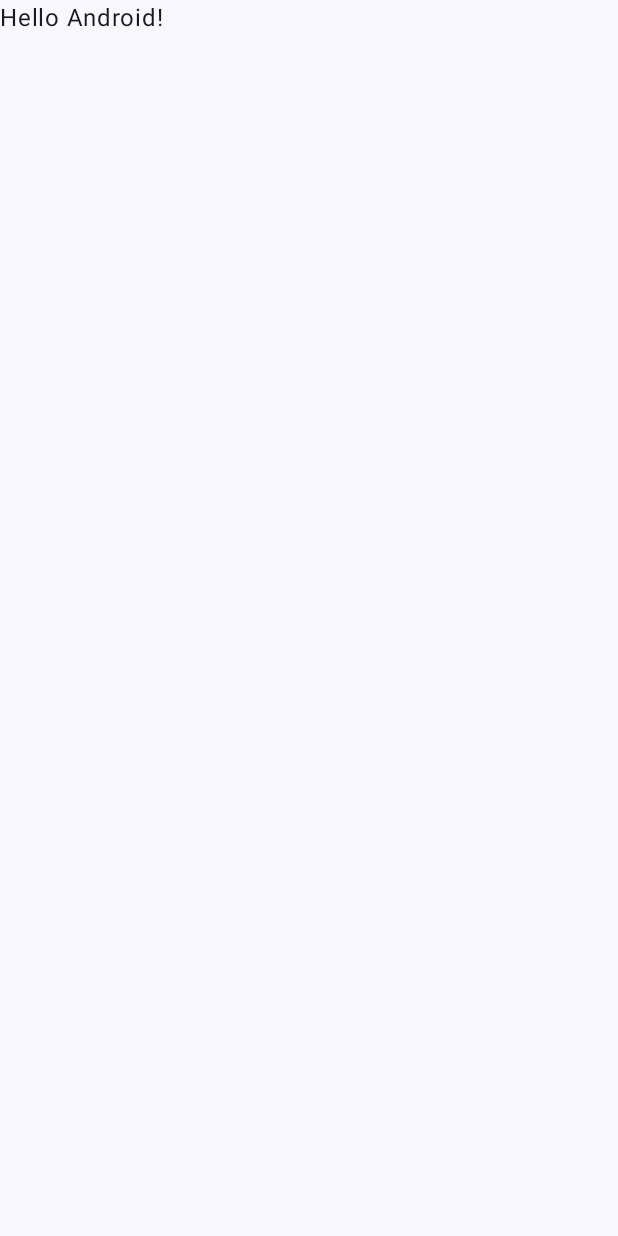
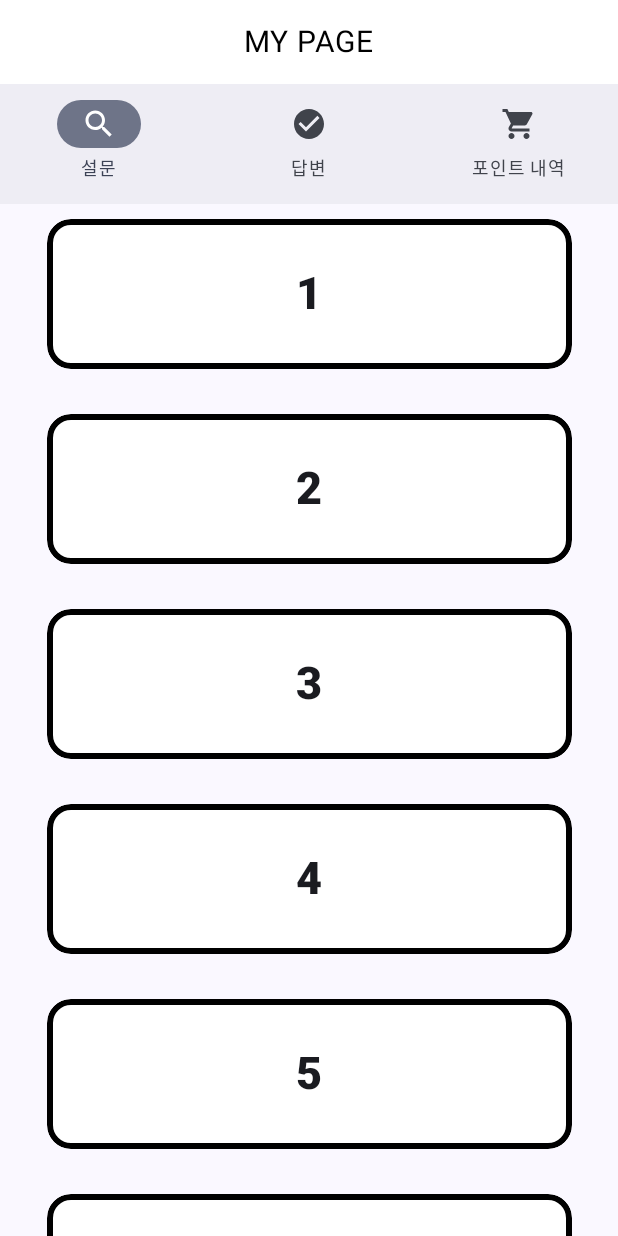
Before and after one commit to MobileProgramming-Team4/FrontEnd, an Android app built with Jetpack Compose: the screen it shows after launch (MainActivity), on a phone screen of 412 x 824 dp. Before the commit the screen is almost empty. Run offline under Robolectric (Android 15) with nearby library versions, the phone set to English and light mode, and no system bars.

Commit message:
commit covention은 한번 찾아서 읽어보세요

```diff
--- a/app/build.gradle.kts
+++ b/app/build.gradle.kts
@@ -59,6 +59,9 @@ dependencies {
     implementation(libs.androidx.ui.graphics)
     implementation(libs.androidx.ui.tooling.preview)
     implementation(libs.androidx.material3)
+    implementation(libs.androidx.lifecycle.viewmodel.compose)
+    implementation(libs.androidx.navigation.compose)
+    implementation(libs.androidx.material)
     testImplementation(libs.junit)
     androidTestImplementation(libs.androidx.junit)
     androidTestImplementation(libs.androidx.espresso.core)
--- a/app/src/main/java/com/example/mpproject/MainActivity.kt
+++ b/app/src/main/java/com/example/mpproject/MainActivity.kt
@@ -3,13 +3,14 @@ package com.example.mpproject
 import android.os.Bundle
 import androidx.activity.ComponentActivity
 import androidx.activity.compose.setContent
-import androidx.compose.foundation.layout.fillMaxSize
-import androidx.compose.material3.MaterialTheme
-import androidx.compose.material3.Surface
-import androidx.compose.material3.Text
-import androidx.compose.runtime.Composable
-import androidx.compose.ui.Modifier
-import androidx.compose.ui.tooling.preview.Preview
+import androidx.compose.material.MaterialTheme
+import androidx.compose.material.Surface
+import androidx.compose.runtime.getValue
+import androidx.compose.runtime.mutableStateOf
+import androidx.compose.runtime.remember
+import androidx.compose.runtime.setValue
+import com.example.mpproject.myPage.MyPage
+import com.example.mpproject.setting.MyTheme
 import com.example.mpproject.ui.theme.MPProjectTheme
 
 class MainActivity : ComponentActivity() {
@@ -18,29 +19,14 @@ class MainActivity : ComponentActivity() {
         setContent {
             MPProjectTheme {
                 // A surface container using the 'background' color from the theme
-                Surface(
-                    modifier = Modifier.fillMaxSize(),
-                    color = MaterialTheme.colorScheme.background
-                ) {
-                    Greeting("Android")
+                var isDarkTheme by remember { mutableStateOf(false) }
+                MyTheme(darkTheme = isDarkTheme) {
+                    Surface(color = MaterialTheme.colors.background) {
+                        //Setting(isDarkTheme) { isDarkTheme = it }
+                        MyPage()
+                    }
                 }
             }
         }
     }
 }
-
-@Composable
-fun Greeting(name: String, modifier: Modifier = Modifier) {
-    Text(
-        text = "Hello $name!",
-        modifier = modifier
-    )
-}
-
-@Preview(showBackground = true)
-@Composable
-fun GreetingPreview() {
-    MPProjectTheme {
-        Greeting("Android")
-    }
-}
--- /dev/null
+++ b/app/src/main/java/com/example/mpproject/myPage/BarItem.kt
@@ -0,0 +1,36 @@
+package com.example.mpproject.myPage
+
+import androidx.compose.material.icons.Icons
+import androidx.compose.material.icons.filled.CheckCircle
+import androidx.compose.material.icons.filled.Search
+import androidx.compose.material.icons.filled.ShoppingCart
+import androidx.compose.material.icons.outlined.CheckCircle
+import androidx.compose.material.icons.outlined.Search
+import androidx.compose.material.icons.outlined.ShoppingCart
+import androidx.compose.ui.graphics.vector.ImageVector
+
+data class BarItem (val title :String, val selectIcon: ImageVector, val onSelectedIcon :ImageVector, val route:String)
+
+object NavBarItems{
+    val BarItems = listOf(
+        BarItem(
+            title = "설문",
+            selectIcon = Icons.Default.Search,
+            onSelectedIcon = Icons.Outlined.Search,
+            route = "Quest"
+        ),
+        BarItem(
+            title = "답변",
+            selectIcon = Icons.Default.CheckCircle,
+            onSelectedIcon = Icons.Outlined.CheckCircle,
+            route = "Answer"
+        ),
+        BarItem(
+            title = "포인트 내역",
+            selectIcon = Icons.Default.ShoppingCart,
+            onSelectedIcon = Icons.Outlined.ShoppingCart,
+            route = "Point"
+        )
+
+    )
+}
--- /dev/null
+++ b/app/src/main/java/com/example/mpproject/myPage/MyPage.kt
@@ -0,0 +1,48 @@
+package com.example.mpproject.myPage
+
+import androidx.compose.foundation.ExperimentalFoundationApi
+import androidx.compose.foundation.background
+import androidx.compose.foundation.layout.Box
+import androidx.compose.foundation.layout.Column
+import androidx.compose.foundation.layout.fillMaxWidth
+import androidx.compose.foundation.layout.padding
+import androidx.compose.material3.ExperimentalMaterial3Api
+import androidx.compose.material3.Scaffold
+import androidx.compose.material3.Text
+import androidx.compose.runtime.Composable
+import androidx.compose.ui.Alignment
+import androidx.compose.ui.Modifier
+import androidx.compose.ui.graphics.Color
+import androidx.compose.ui.unit.dp
+import androidx.compose.ui.unit.sp
+import androidx.navigation.compose.rememberNavController
+
+@OptIn(ExperimentalFoundationApi::class, ExperimentalMaterial3Api::class)
+@Composable
+fun MyPage() {
+    val navController = rememberNavController()
+    Scaffold(
+        topBar = {
+            Column {
+                Box(
+                    modifier = Modifier
+                        .background(Color.White)
+                        .padding(16.dp)
+                        .fillMaxWidth(),
+                    contentAlignment = Alignment.Center
+                ) {
+                    Text(
+                        text = "MY PAGE",
+                        color = Color.Black,
+                        fontSize = 20.sp
+                    )
+                }
+                MyPageNavigationBar(navController)
+            }
+        }
+    ) { contentPadding ->
+        Column(modifier = Modifier.padding(contentPadding)) {
+            NagivationHost(navController = navController)
+        }
+    }
+}
--- /dev/null
+++ b/app/src/main/java/com/example/mpproject/myPage/MyPageNavigationBar.kt
@@ -0,0 +1,73 @@
+package com.example.mpproject.myPage
+
+import androidx.compose.foundation.ExperimentalFoundationApi
+import androidx.compose.material3.Icon
+import androidx.compose.material3.NavigationBar
+import androidx.compose.material3.NavigationBarItem
+import androidx.compose.material3.Text
+import androidx.compose.runtime.Composable
+import androidx.compose.runtime.getValue
+import androidx.navigation.NavController
+import androidx.navigation.NavGraph.Companion.findStartDestination
+import androidx.navigation.NavHostController
+import androidx.navigation.compose.NavHost
+import androidx.navigation.compose.composable
+import androidx.navigation.compose.currentBackStackEntryAsState
+
+sealed class NavRoutes (val route: String) {
+    object Quest : NavRoutes("Quest")
+    object Answer : NavRoutes("Answer")
+    object Point : NavRoutes("Point")
+}
+
+@Composable
+fun NagivationHost(navController: NavHostController) {
+    NavHost(
+        navController = navController,
+        startDestination = NavRoutes.Quest.route
+    ){
+        composable(NavRoutes.Quest.route){
+            Quest()
+        }
+        composable(NavRoutes.Answer.route){
+            Answer()
+        }
+        composable(NavRoutes.Point.route){
+            Point()
+        }
+    }
+}
+
+@OptIn(ExperimentalFoundationApi::class)
+@Composable
+fun MyPageNavigationBar(navController: NavController) {
+
+    NavigationBar {
+        val backStackEntry by navController.currentBackStackEntryAsState()
+        val currentRoute = backStackEntry?.destination?.route
+
+        NavBarItems.BarItems.forEach { navItem ->
+            NavigationBarItem(
+                selected = currentRoute == navItem.route,
+                onClick = {
+                    navController.navigate(navItem.route) {
+                        popUpTo(navController.graph.findStartDestination().id) {
+                            saveState = true
+                        }
+                        launchSingleTop = true
+                        restoreState = true
+                    }
+                },
+                icon = {
+                    Icon(
+                        imageVector = if (currentRoute == navItem.route) navItem.onSelectedIcon else navItem.selectIcon,
+                        contentDescription = navItem.title
+                    )
+                },
+                label = {
+                    Text(text = navItem.title)
+                }
+            )
+        }
+    }
+}
--- /dev/null
+++ b/app/src/main/java/com/example/mpproject/myPage/MyPageOption.kt
@@ -0,0 +1,122 @@
+package com.example.mpproject.myPage
+
+import androidx.compose.foundation.background
+import androidx.compose.foundation.border
+import androidx.compose.foundation.clickable
+import androidx.compose.foundation.layout.Arrangement
+import androidx.compose.foundation.layout.Box
+import androidx.compose.foundation.layout.Column
+import androidx.compose.foundation.layout.PaddingValues
+import androidx.compose.foundation.layout.fillMaxSize
+import androidx.compose.foundation.layout.padding
+import androidx.compose.foundation.layout.size
+import androidx.compose.foundation.lazy.LazyColumn
+import androidx.compose.foundation.lazy.items
+import androidx.compose.foundation.shape.RoundedCornerShape
+import androidx.compose.material3.Text
+import androidx.compose.runtime.Composable
+import androidx.compose.ui.Alignment
+import androidx.compose.ui.Modifier
+import androidx.compose.ui.draw.clip
+import androidx.compose.ui.graphics.Color
+import androidx.compose.ui.text.font.FontWeight
+import androidx.compose.ui.unit.dp
+import androidx.compose.ui.unit.sp
+
+@Composable
+fun Answer() {
+    Box(
+        modifier = Modifier.fillMaxSize(),
+        contentAlignment = Alignment.Center
+    ) {
+        val dataList = (1..10).map { it.toString() }.toMutableList()
+        LazyColumn(
+            contentPadding = PaddingValues(10.dp),
+            verticalArrangement = Arrangement.spacedBy(30.dp),
+            horizontalAlignment = Alignment.CenterHorizontally
+        ) {
+            items(items = dataList) {item->
+                Questionbox(text = item)
+            }
+        }
+    }
+}
+
+@Composable
+fun Point() {
+    Column(
+        modifier = Modifier.fillMaxSize().padding(top = 16.dp),
+        horizontalAlignment = Alignment.CenterHorizontally,
+        verticalArrangement = Arrangement.spacedBy(16.dp)
+    ) {
+        Box(
+            modifier = Modifier
+                .size(350.dp, 100.dp)
+                .clip(RoundedCornerShape(16.dp))
+                .background(Color.LightGray),
+            contentAlignment = Alignment.Center
+        ) {
+            Text(
+                text = "현재 보유 포인트",
+                fontSize = 30.sp,
+                fontWeight = FontWeight.ExtraBold
+            )
+        }
+
+        Box(
+            modifier = Modifier
+                .size(350.dp, 500.dp)
+                .clip(RoundedCornerShape(16.dp))
+                .background(Color.LightGray),
+            contentAlignment = Alignment.Center
+        ) {
+            Text(
+                text = "포인트 내역",
+                fontSize = 30.sp,
+                fontWeight = FontWeight.ExtraBold
+            )
+        }
+
+    }
+}
+
+@Composable
+fun Quest() {
+    Box(
+        modifier = Modifier.fillMaxSize(),
+        contentAlignment = Alignment.Center
+    ) {
+        val dataList = (1..10).map { it.toString() }.toMutableList()
+        LazyColumn(
+            contentPadding = PaddingValues(10.dp),
+            verticalArrangement = Arrangement.spacedBy(30.dp),
+            horizontalAlignment = Alignment.CenterHorizontally
+        ) {
+            items(items = dataList) {item->
+                Questionbox(text = item)
+            }
+        }
+    }
+}
+
+@Composable
+fun Questionbox(text: String) {
+    Box(
+        modifier = Modifier
+            .size(350.dp, 100.dp)
+            .clip(RoundedCornerShape(16.dp))
+            .background(Color.White)
+            .border(width = 4.dp, color = Color.Black, shape = RoundedCornerShape(16.dp))
+            .clickable {
+
+            },
+        contentAlignment = Alignment.Center
+    ) {
+        Text(
+            text = text,
+            fontSize = 30.sp,
+            fontWeight = FontWeight.ExtraBold
+        )
+    }
+
+}
--- /dev/null
+++ b/app/src/main/java/com/example/mpproject/setting/ColorTheme.kt
@@ -0,0 +1,69 @@
+package com.example.mpproject.setting
+
+import androidx.compose.foundation.shape.RoundedCornerShape
+import androidx.compose.material.MaterialTheme
+import androidx.compose.material.Shapes
+import androidx.compose.material.Typography
+import androidx.compose.material.darkColors
+import androidx.compose.material.lightColors
+import androidx.compose.runtime.Composable
+import androidx.compose.ui.graphics.Color
+import androidx.compose.ui.text.TextStyle
+import androidx.compose.ui.text.font.FontFamily
+import androidx.compose.ui.text.font.FontWeight
+import androidx.compose.ui.unit.dp
+import androidx.compose.ui.unit.sp
+
+private val LightColorPalette = lightColors(
+    primary = Color(0xFFBB86FC),
+    primaryVariant = Color(0xFF3700B3),
+    secondary = Color(0xFF03DAC5),
+    background = Color(0xFFFFFFFF),
+    surface = Color(0xFFFFFFFF),
+    onPrimary = Color.Black,
+    onSecondary = Color.Black,
+    onBackground = Color.Black,
+    onSurface = Color.Black,
+)
+
+private val DarkColorPalette = darkColors(
+    primary = Color(0xFFBB86FC),
+    primaryVariant = Color(0xFF3700B3),
+    secondary = Color(0xFF03DAC5),
+    background = Color(0xFF121212),
+    surface = Color(0xFF121212),
+    onPrimary = Color.White,
+    onSecondary = Color.White,
+    onBackground = Color.White,
+    onSurface = Color.White,
+)
+
+val Typography = Typography(
+    body1 = TextStyle(
+        fontFamily = FontFamily.Default,
+        fontWeight = FontWeight.Normal,
+        fontSize = 16.sp
+    )
+)
+
+val Shapes = Shapes(
+    small = RoundedCornerShape(4.dp),
+    medium = RoundedCornerShape(4.dp),
+    large = RoundedCornerShape(0.dp)
+)
+
+@Composable
+fun MyTheme(darkTheme: Boolean = false, content: @Composable () -> Unit) {
+    val colors = if (darkTheme) {
+        DarkColorPalette
+    } else {
+        LightColorPalette
+    }
+
+    MaterialTheme(
+        colors = colors,
+        typography = Typography,
+        shapes = Shapes,
+        content = content
+    )
+}
--- a/gradle/libs.versions.toml
+++ b/gradle/libs.versions.toml
@@ -8,6 +8,9 @@ espressoCore = "3.5.1"
 lifecycleRuntimeKtx = "2.8.0"
 activityCompose = "1.9.0"
 composeBom = "2023.08.00"
+lifecycleViewmodelCompose = "2.8.0"
+navigationCompose = "2.8.0-beta01"
+material = "1.7.0-beta01"
 
 [libraries]
 androidx-core-ktx = { group = "androidx.core", name = "core-ktx", version.ref = "coreKtx" }
@@ -24,6 +27,9 @@ androidx-ui-tooling-preview = { group = "androidx.compose.ui", name = "ui-toolin
 androidx-ui-test-manifest = { group = "androidx.compose.ui", name = "ui-test-manifest" }
 androidx-ui-test-junit4 = { group = "androidx.compose.ui", name = "ui-test-junit4" }
 androidx-material3 = { group = "androidx.compose.material3", name = "material3" }
+androidx-lifecycle-viewmodel-compose = { group = "androidx.lifecycle", name = "lifecycle-viewmodel-compose", version.ref = "lifecycleViewmodelCompose" }
+androidx-navigation-compose = { group = "androidx.navigation", name = "navigation-compose", version.ref = "navigationCompose" }
+androidx-material = { group = "androidx.compose.material", name = "material", version.ref = "material" }
 
 [plugins]
 androidApplication = { id = "com.android.application", version.ref = "agp" }
```
Also changed, not shown: app/src/main/java/com/example/mpproject/setting/Setting.kt (added, +96 -0 lines).
